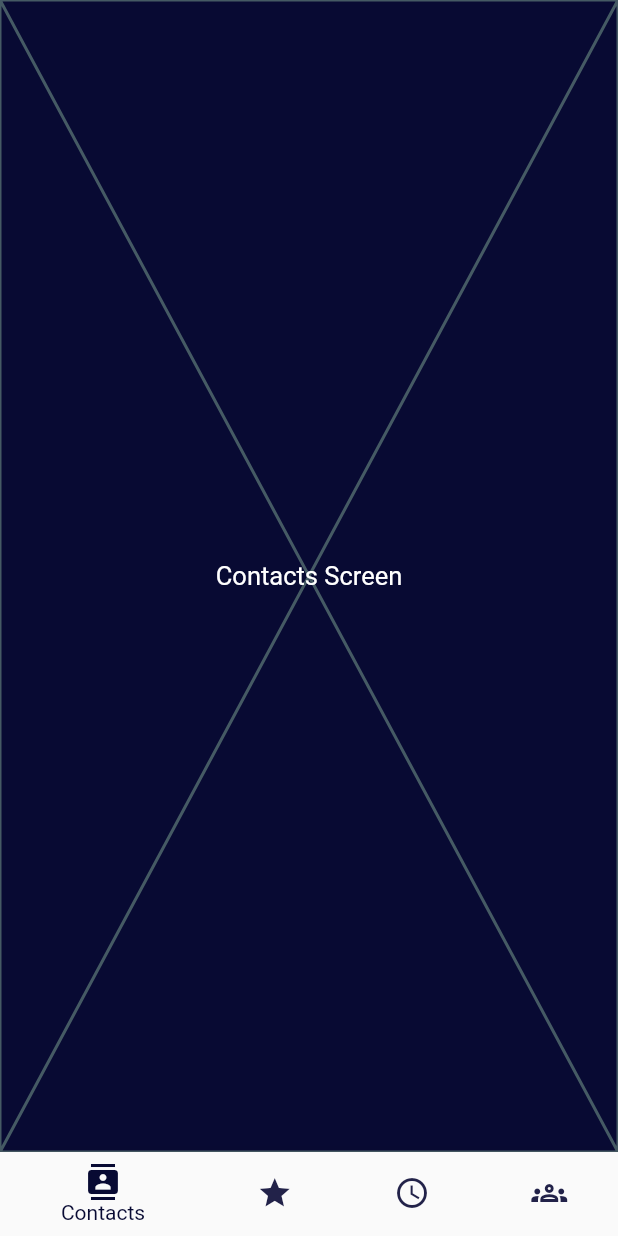
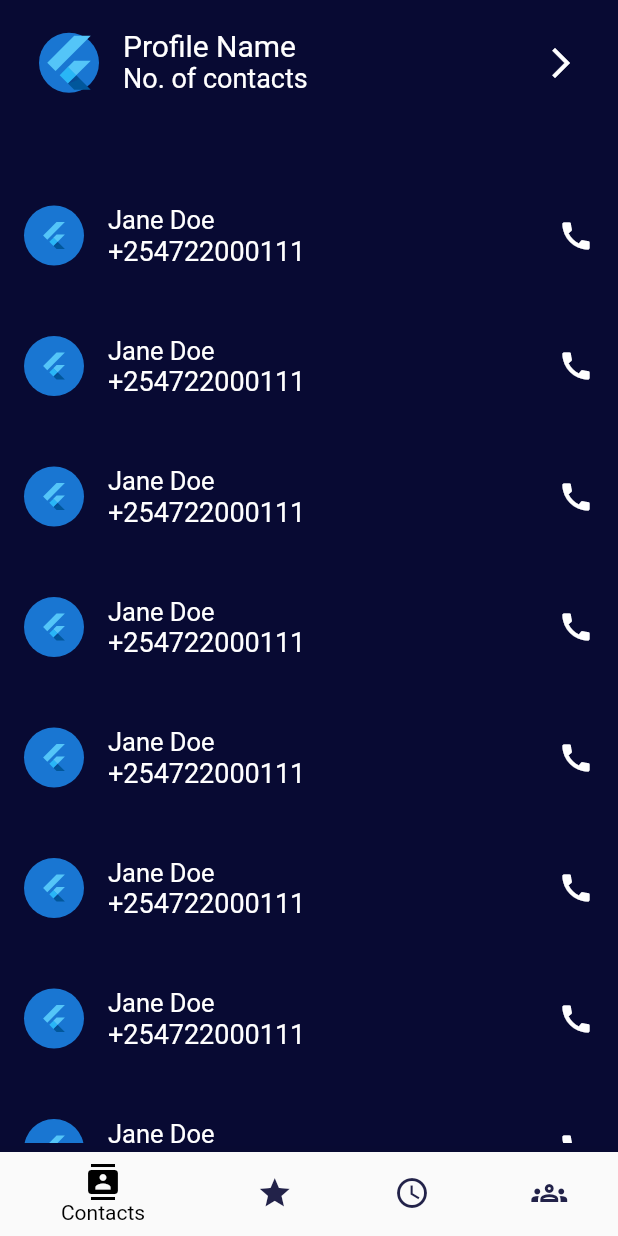
Before and after one commit to mwanagenzi/contact_manager_app, a Flutter app: the HomeScreen screen opened by its route, on a phone screen of 412 x 824 dp. Run offline on Flutter 3.47's test engine with Material 2 defaults, Android fonts, the phone set to English and light mode, and no system bars; our stand-ins replace cached_network_image, flutter_spinkit, flutter_svg; network calls fail.

Commit message:
Complete Contact screens integration

```diff
--- a/lib/utils/app_routing.dart
+++ b/lib/utils/app_routing.dart
@@ -43,6 +43,10 @@ Route<dynamic> generateAppRoutes(RouteSettings settings) {
       {
         return MaterialPageRoute(builder: (context) => const GroupScreen());
       }
+    case AppRoutes.profile:
+      {
+        return MaterialPageRoute(builder: (context) => const ProfileScreen());
+      }
 
     default:
       {
--- a/lib/views/screens/contacts_screen.dart
+++ b/lib/views/screens/contacts_screen.dart
@@ -1,3 +1,4 @@
+import 'package:contacts_manager/utils/app_constants.dart';
 import 'package:flutter/material.dart';
 
 class ContactsScreen extends StatelessWidget {
@@ -5,9 +6,69 @@ class ContactsScreen extends StatelessWidget {
 
   @override
   Widget build(BuildContext context) {
-    return const Placeholder(
-      child: Center(
-        child: Text('Contacts Screen'),
+    return Scaffold(
+      body: SafeArea(
+        child: Column(
+          mainAxisAlignment: MainAxisAlignment.spaceAround,
+          crossAxisAlignment: CrossAxisAlignment.center,
+          children: [
+            Flexible(
+              flex: 1,
+              child: Padding(
+                padding: EdgeInsets.symmetric(horizontal: 10),
+                child: ListTile(
+                  leading: CircleAvatar(
+                    child: FlutterLogo(
+                        size: 50), //todo replace with cachednetwork iamge
+                  ),
+                  title: Text(
+                    'Profile Name',
+                    style: Theme.of(context).textTheme.displayMedium,
+                  ),
+                  subtitle: Text(
+                    'No. of contacts',
+                    style: Theme.of(context).textTheme.displaySmall,
+                  ),
+                  trailing: Icon(
+                    Icons.arrow_forward_ios,
+                    color: Colors.white,
+                  ),
+                  onTap: () {
+                    Navigator.pushNamed(context, AppRoutes.profile);
+                  },
+                ),
+              ),
+            ),
+            const SizedBox(height: 20),
+            Flexible(
+              flex: 6,
+              child: ListView.separated(
+                  itemBuilder: (context, index) {
+                    return ListTile(
+                      leading: CircleAvatar(
+                        child: FlutterLogo(size: 20),
+                      ),
+                      title: Text(
+                        'Jane Doe',
+                        style: Theme.of(context).textTheme.bodyMedium,
+                      ),
+                      subtitle: Text(
+                        '+254722000111',
+                        style: Theme.of(context).textTheme.displaySmall,
+                      ),
+                      trailing: const Icon(
+                        Icons.call,
+                        color: Colors.white,
+                      ),
+                    );
+                  },
+                  separatorBuilder: (context, index) {
+                    return const SizedBox(height: 15);
+                  },
+                  itemCount: 10),
+            ),
+          ],
+        ),
       ),
     );
   }
--- a/lib/views/screens/home_screen.dart
+++ b/lib/views/screens/home_screen.dart
@@ -2,8 +2,6 @@ import 'package:contacts_manager/views/providers/navbar_tab_manager.dart';
 import 'package:contacts_manager/views/screens/screens.dart';
 import 'package:flutter/material.dart';
 import 'package:provider/provider.dart';
-
-import '../theme/color_palette.dart';
 
 class HomeScreen extends StatefulWidget {
   const HomeScreen({super.key});
@@ -34,8 +32,6 @@ class _HomeScreenState extends State<HomeScreen> {
               navbarTabManager.goToTab(index);
             },
             currentIndex: navbarTabManager.selectedTab,
-            selectedItemColor: Palette.primaryColor,
-            unselectedItemColor: Palette.inactiveCardColor,
             items: const <BottomNavigationBarItem>[
               BottomNavigationBarItem(
                   icon: Icon(Icons.contacts), label: 'Contacts'),
--- a/lib/views/theme/app_theme.dart
+++ b/lib/views/theme/app_theme.dart
@@ -17,6 +17,7 @@ class AppTheme {
       bottomNavigationBarTheme: BottomNavigationBarThemeData(
         selectedItemColor: Colors.black,
         backgroundColor: Colors.white,
+        unselectedItemColor: Palette.inactiveCardColor,
       ),
     );
   }
--- a/lib/views/theme/color_palette.dart
+++ b/lib/views/theme/color_palette.dart
@@ -9,8 +9,8 @@ class Palette {
 
   // static const Color primaryColor = Color(0XFF2B8B23);
   // static const Color secondaryColor = Color(0XFFFFFFFF);
-  // static const Color tileDividerColor = Color(0xFFCA0506);
-  // static const Color hintTextColor = Color(0XFF171616);
-  // static const Color linkTextColor = Color(0XFF0588BC);
-  // static const Color dashTileColor = Color(0xFFD6D4D4);
+  static const Color tileDividerColor = Color(0xFFCA0506);
+  static const Color hintTextColor = Color(0XFF171616);
+  static const Color linkTextColor = Color(0XFF0588BC);
+  static const Color dashTileColor = Color(0xFFD6D4D4);
 }
```
